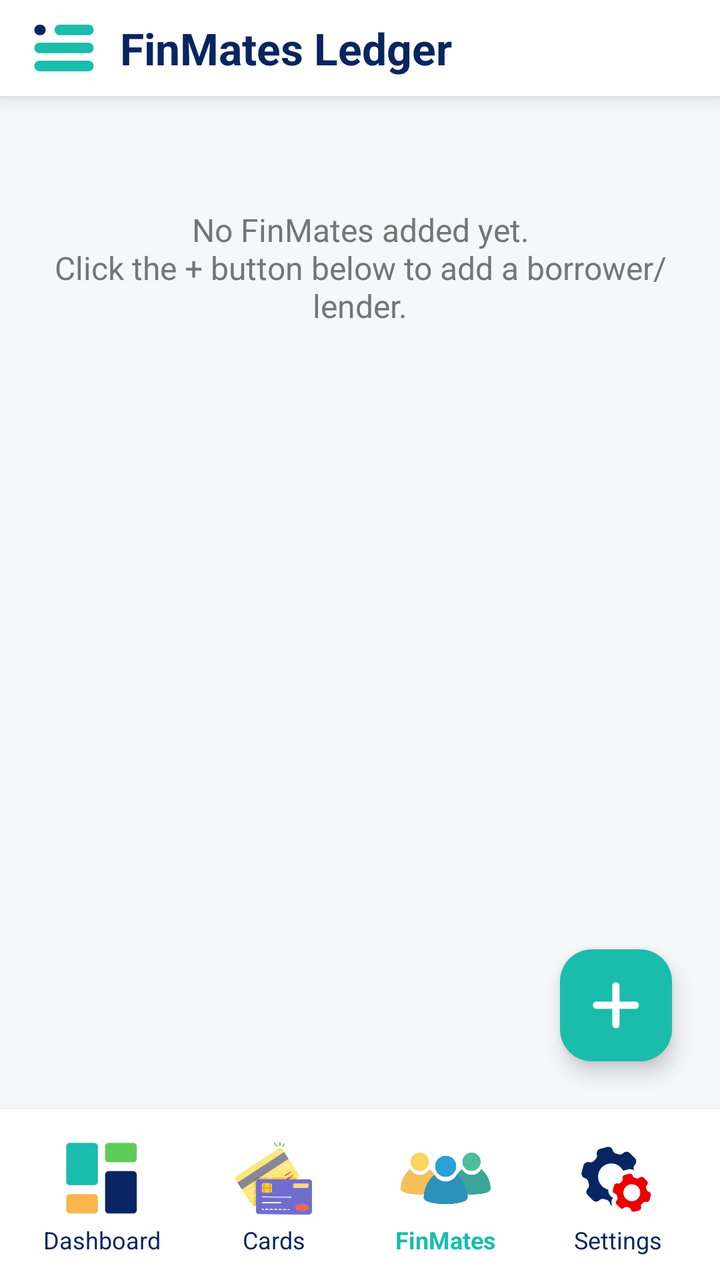
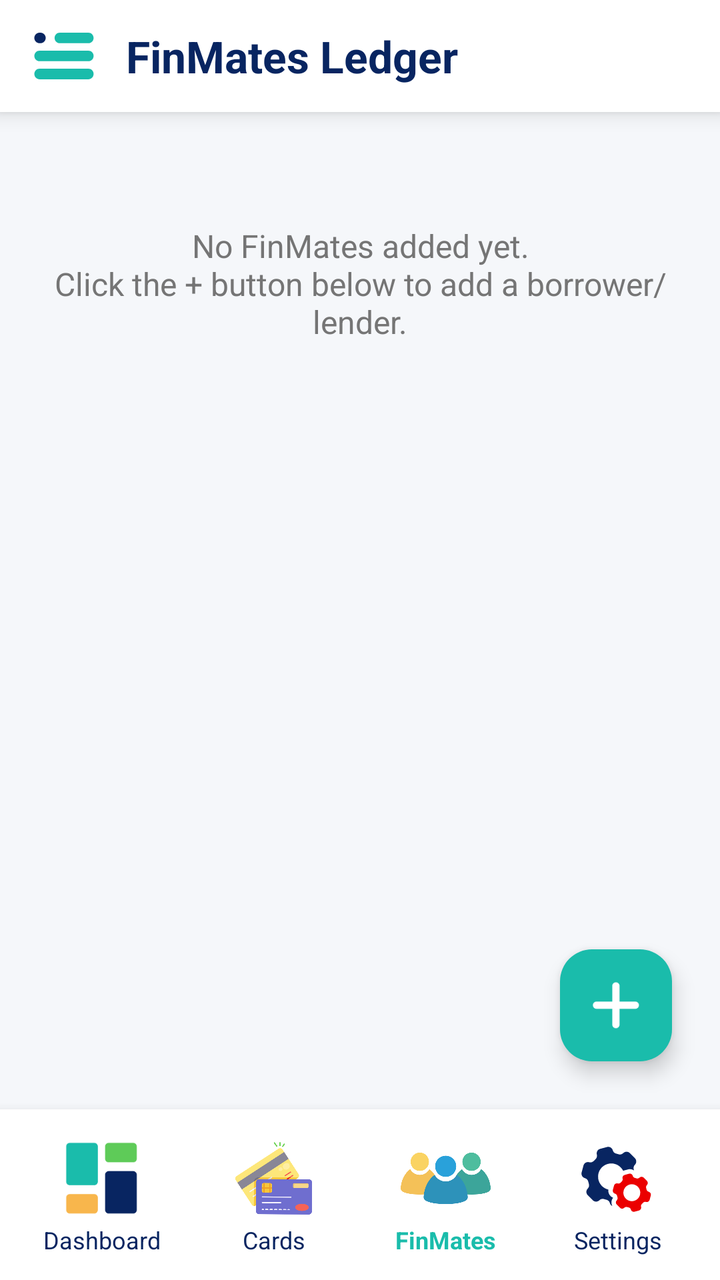

Before-and-after screenshots of an Android layout around one commit, followed by the original layout XML and the change that was made.
<!-- AndroidManifest.xml: application theme Theme.FinTrack -->
<!-- res/layout/activity_finmates.xml -->
<?xml version="1.0" encoding="utf-8"?>
<androidx.drawerlayout.widget.DrawerLayout
    xmlns:android="http://schemas.android.com/apk/res/android"
    xmlns:app="http://schemas.android.com/apk/res-auto"
    xmlns:tools="http://schemas.android.com/tools"
    android:id="@+id/drawerLayoutFinMates"
    android:layout_width="match_parent"
    android:layout_height="match_parent"
    tools:context=".FinMatesActivity"
    tools:ignore="HardcodedText, ContentDescription">

    <androidx.constraintlayout.widget.ConstraintLayout
        android:id="@+id/mainFinMates"
        android:layout_width="match_parent"
        android:layout_height="match_parent"
        android:background="#F5F7FA">

        
        <androidx.constraintlayout.widget.ConstraintLayout
            android:id="@+id/topAppBarContainer"
            android:layout_width="match_parent"
            android:layout_height="wrap_content"
            android:background="#FFFFFF"
            android:elevation="6dp"
            android:paddingHorizontal="16dp"
            android:paddingVertical="8dp"
            app:layout_constraintTop_toTopOf="parent">

            <ImageView
                android:id="@+id/ivMenuDrawerFinMates"
                android:layout_width="32dp"
                android:layout_height="32dp"
                android:background="?attr/selectableItemBackgroundBorderless"
                android:padding="1dp"
                android:src="@drawable/ic_menu"
                app:layout_constraintBottom_toBottomOf="parent"
                app:layout_constraintStart_toStartOf="parent"
                app:layout_constraintTop_toTopOf="parent" />

            <TextView
                android:layout_width="wrap_content"
                android:layout_height="wrap_content"
                android:layout_marginStart="12dp"
                android:text="FinMates Ledger"
                android:textColor="#082561"
                android:textSize="22sp"
                android:textStyle="bold"
                app:layout_constraintBottom_toBottomOf="parent"
                app:layout_constraintStart_toEndOf="@id/ivMenuDrawerFinMates"
                app:layout_constraintTop_toTopOf="parent" />

        </androidx.constraintlayout.widget.ConstraintLayout>

        
        <androidx.core.widget.NestedScrollView
            android:layout_width="match_parent"
            android:layout_height="0dp"
            android:fillViewport="true"
            app:layout_constraintBottom_toTopOf="@+id/bottomNavigationWrapper"
            app:layout_constraintTop_toBottomOf="@+id/topAppBarContainer">

            <LinearLayout
                android:layout_width="match_parent"
                android:layout_height="wrap_content"
                android:orientation="vertical"
                android:padding="16dp">

                
                <TextView
                    android:id="@+id/tvEmptyFinMatesList"
                    android:layout_width="match_parent"
                    android:layout_height="wrap_content"
                    android:gravity="center"
                    android:paddingTop="40dp"
                    android:text="No FinMates added yet.\nClick the + button below to add a borrower/lender."
                    android:textColor="#757575"
                    android:textSize="16sp" />

            </LinearLayout>
        </androidx.core.widget.NestedScrollView>

        
        <com.google.android.material.floatingactionbutton.FloatingActionButton
            android:id="@+id/fabAddFinMate"
            android:layout_width="wrap_content"
            android:layout_height="wrap_content"
            android:layout_margin="24dp"
            android:clickable="true"
            android:focusable="true"
            android:src="@drawable/add"
            app:backgroundTint="#1abcab"
            app:tint="#FFFFFF"
            app:layout_constraintBottom_toTopOf="@+id/bottomNavigationWrapper"
            app:layout_constraintEnd_toEndOf="parent" />

        
        <LinearLayout
            android:id="@+id/bottomNavigationWrapper"
            android:layout_width="match_parent"
            android:layout_height="wrap_content"
            android:background="#FFFFFF"
            android:elevation="8dp"
            android:gravity="center_vertical"
            android:orientation="horizontal"
            android:paddingVertical="12dp"
            android:paddingHorizontal="8dp"
            android:weightSum="4"
            android:baselineAligned="false"
            app:layout_constraintBottom_toBottomOf="parent">

            
            <LinearLayout
                android:id="@+id/navItemDashboard"
                android:layout_width="0dp"
                android:layout_height="wrap_content"
                android:layout_weight="1"
                android:gravity="center"
                android:orientation="vertical"
                tools:ignore="UseCompoundDrawables">
                <ImageView android:layout_width="45dp" android:layout_height="45dp" android:src="@drawable/dashboard" />
                <TextView android:layout_width="wrap_content" android:layout_height="wrap_content" android:text="Dashboard" android:textColor="#082561" android:textSize="12sp" />
            </LinearLayout>

            
            <LinearLayout
                android:id="@+id/navItemCards"
                android:layout_width="0dp"
                android:layout_height="wrap_content"
                android:layout_weight="1"
                android:gravity="center"
                android:orientation="vertical"
                tools:ignore="UseCompoundDrawables">
                <ImageView android:layout_width="45dp" android:layout_height="45dp" android:src="@drawable/card_nav_bottom"/>
                <TextView android:layout_width="wrap_content" android:layout_height="wrap_content" android:text="Cards" android:textColor="#082561" android:textSize="12sp" />
            </LinearLayout>

            
            <LinearLayout
                android:id="@+id/navItemLedger"
                android:layout_width="0dp"
                android:layout_height="wrap_content"
                android:layout_weight="1"
                android:gravity="center"
                android:orientation="vertical"
                tools:ignore="UseCompoundDrawables">
                <ImageView android:layout_width="45dp" android:layout_height="45dp" android:src="@drawable/finmate"/>
                <TextView android:layout_width="wrap_content" android:layout_height="wrap_content" android:text="FinMates" android:textColor="#1abcab" android:textSize="12sp" android:textStyle="bold" />
            </LinearLayout>

            
            <LinearLayout
                android:id="@+id/navSetings"
                android:layout_width="0dp"
                android:layout_height="wrap_content"
                android:layout_weight="1"
                android:gravity="center"
                android:orientation="vertical"
                tools:ignore="UseCompoundDrawables">
                <ImageView android:layout_width="45dp" android:layout_height="45dp" android:src="@drawable/settings_nav"/>
                <TextView android:layout_width="wrap_content" android:layout_height="wrap_content" android:text="Settings" android:textColor="#082561" android:textSize="12sp" />
            </LinearLayout>
        </LinearLayout>
    </androidx.constraintlayout.widget.ConstraintLayout>

    <com.google.android.material.navigation.NavigationView
        android:id="@+id/navigationViewFinMates"
        android:layout_width="wrap_content"
        android:layout_height="match_parent"
        android:layout_gravity="start"
        android:background="#FFFFFF"
        app:headerLayout="@layout/nav_header"
        app:menu="@menu/drawer_menu" />
</androidx.drawerlayout.widget.DrawerLayout>
<!-- res/layout/nav_header.xml (included above) -->
<?xml version="1.0" encoding="utf-8"?>
<LinearLayout
    xmlns:android="http://schemas.android.com/apk/res/android"
    xmlns:app="http://schemas.android.com/apk/res-auto"
    xmlns:tools="http://schemas.android.com/tools"
    android:layout_width="match_parent"
    android:layout_height="160dp"
    android:background="#082561"
    android:gravity="bottom"
    android:orientation="vertical"
    android:padding="16dp"
    tools:ignore="HardcodedText, ContentDescription">

    
    <ImageView
        android:layout_width="48dp"
        android:layout_height="48dp"
        android:src="@drawable/dashboard"
        app:tint="#1ABCAB" />

    
    <TextView
        android:layout_width="wrap_content"
        android:layout_height="wrap_content"
        android:layout_marginTop="12dp"
        android:text="FinTrack"
        android:textColor="#FFFFFF"
        android:textSize="20sp"
        android:textStyle="bold" />

    
    <TextView
        android:layout_width="wrap_content"
        android:layout_height="wrap_content"
        android:layout_marginTop="2dp"
        android:text="Your Personal Financial Ledger"
        android:textColor="#1ABCAB"
        android:textSize="12sp" />

</LinearLayout>
<!-- resources referenced by this layout -->
<resources>
  <!-- drawable add (drawable) -->
  <vector xmlns:android="http://schemas.android.com/apk/res/android"
      android:width="24dp"
      android:height="24dp"
      android:viewportWidth="256"
      android:viewportHeight="256">
    <path
        android:pathData="M127.53,250.38c-10.55,0 -19.11,-8.56 -19.11,-19.11L108.42,23.79c0,-10.55 8.56,-19.11 19.11,-19.11s19.11,8.56 19.11,19.11l0,207.48C146.64,241.83 138.09,250.38 127.53,250.38z"
        android:strokeLineJoin="miter"
        android:strokeWidth="2.73"
        android:fillColor="#FFFFFF"
        android:fillType="nonZero"
        android:strokeColor="#00000000"
        android:strokeLineCap="butt"/>
    <path
        android:pathData="M231.27,146.64L23.79,146.64c-10.55,0 -19.11,-8.56 -19.11,-19.11s8.56,-19.11 19.11,-19.11l207.48,0c10.55,0 19.11,8.56 19.11,19.11S241.83,146.64 231.27,146.64z"
        android:strokeLineJoin="miter"
        android:strokeWidth="2.73"
        android:fillColor="#FFFFFF"
        android:fillType="nonZero"
        android:strokeColor="#00000000"
        android:strokeLineCap="butt"/>
  </vector>
  <!-- drawable ic_menu (drawable) -->
  <vector xmlns:android="http://schemas.android.com/apk/res/android"
      android:width="24dp"
      android:height="24dp"
      android:viewportWidth="256"
      android:viewportHeight="256">
    <path
        android:pathData="M231.83,73.45L110.29,73.45c-12.41,0 -22.48,-10.07 -22.48,-22.48l0,0c0,-12.41 10.07,-22.48 22.48,-22.48L231.83,28.49c12.41,0 22.48,10.07 22.48,22.48l0,0C254.31,63.39 244.24,73.45 231.83,73.45z"
        android:strokeLineJoin="miter"
        android:strokeWidth="2.81"
        android:fillColor="#1ABCAB"
        android:fillType="nonZero"
        android:strokeColor="#00000000"
        android:strokeLineCap="butt"/>
    <path
        android:pathData="M27.4,73.45L23.89,73.45c-12.41,0 -22.48,-10.07 -22.48,-22.48l0,0c0,-12.41 10.07,-22.48 22.48,-22.48l3.51,0c12.41,0 22.48,10.07 22.48,22.48l0,0C49.88,63.39 39.81,73.45 27.4,73.45z"
        android:strokeLineJoin="miter"
        android:strokeWidth="2.81"
        android:fillColor="#082561"
        android:fillType="nonZero"
        android:strokeColor="#00000000"
        android:strokeLineCap="butt"/>
    <path
        android:pathData="M231.83,150.34L23.89,150.34c-12.41,0 -22.48,-10.07 -22.48,-22.48l0,0c0,-12.41 10.07,-22.48 22.48,-22.48l207.94,0c12.41,0 22.48,10.07 22.48,22.48l0,0C254.31,140.27 244.24,150.34 231.83,150.34z"
        android:strokeLineJoin="miter"
        android:strokeWidth="2.81"
        android:fillColor="#1ABCAB"
        android:fillType="nonZero"
        android:strokeColor="#00000000"
        android:strokeLineCap="butt"/>
    <path
        android:pathData="M231.83,227.22L23.89,227.22c-12.41,0 -22.48,-10.07 -22.48,-22.48l0,0c0,-12.41 10.07,-22.48 22.48,-22.48l207.94,0c12.41,0 22.48,10.07 22.48,22.48l0,0C254.31,217.16 244.24,227.22 231.83,227.22z"
        android:strokeLineJoin="miter"
        android:strokeWidth="2.81"
        android:fillColor="#1ABCAB"
        android:fillType="nonZero"
        android:strokeColor="#00000000"
        android:strokeLineCap="butt"/>
  </vector>
  <style name="Theme.FinTrack" parent="Base.Theme.FinTrack" />
  <style name="Base.Theme.FinTrack" parent="Theme.Material3.Light.NoActionBar">
          
          <item name="colorPrimary">#082561</item>
          <item name="colorSecondary">#1ABCAB</item>
  
          
          <item name="android:windowLightStatusBar">true</item>
          <item name="android:statusBarColor">#FFFFFF</item>
      </style>
  <!-- unchanged entries left out for length: 4 -->
</resources>

<!-- the commit's change to res/layout/activity_finmates.xml (unified diff, before → after) -->
@@ -23,7 +23,10 @@
             android:background="#FFFFFF"
             android:elevation="6dp"
             android:paddingHorizontal="16dp"
-            android:paddingVertical="8dp"
+            android:paddingTop="12dp"
+            android:paddingBottom="12dp"
+            app:layout_constraintEnd_toEndOf="parent"
+            app:layout_constraintStart_toStartOf="parent"
             app:layout_constraintTop_toTopOf="parent">
 
             <ImageView
@@ -40,7 +43,7 @@
             <TextView
                 android:layout_width="wrap_content"
                 android:layout_height="wrap_content"
-                android:layout_marginStart="12dp"
+                android:layout_marginStart="15dp"
                 android:text="FinMates Ledger"
                 android:textColor="#082561"
                 android:textSize="22sp"
